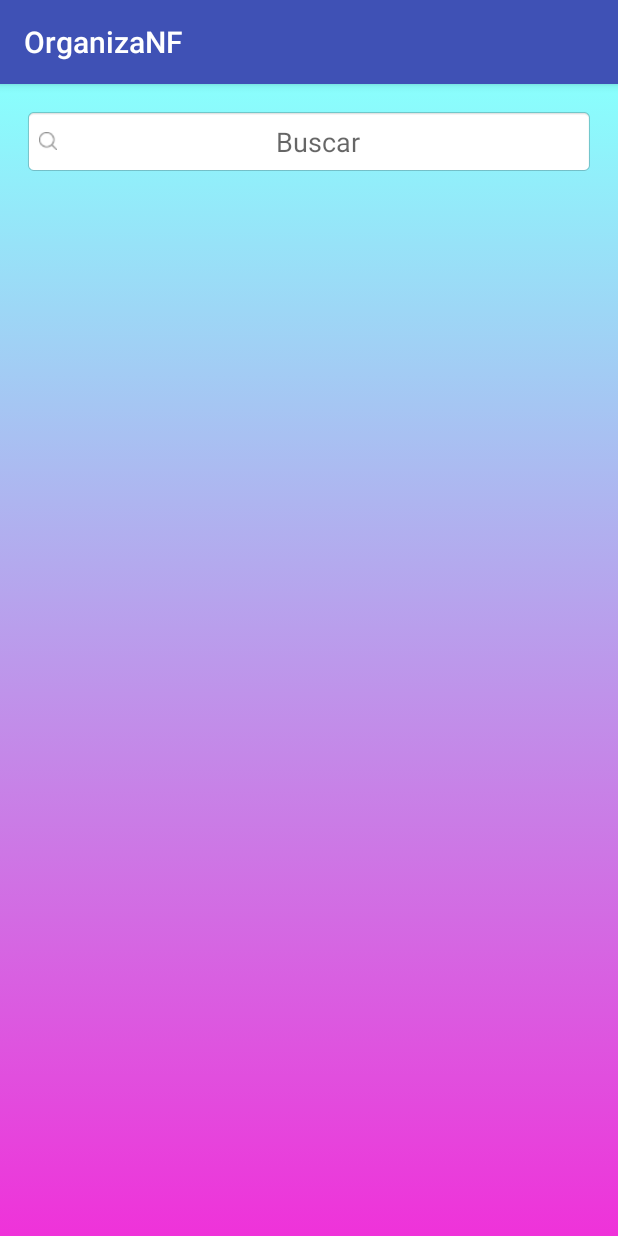
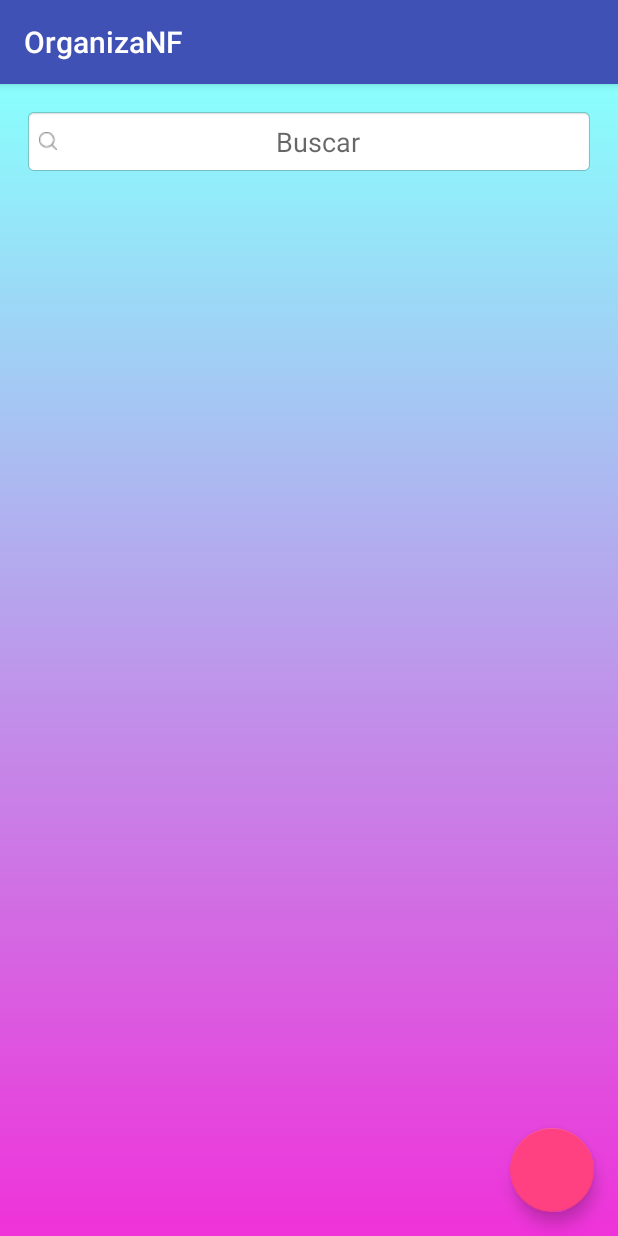
Before and after one commit to w-cardoso/Desafio, an Android app: the ListNfActivity screen opened directly, with no data from a screen before it, on a phone screen of 412 x 824 dp. Run offline under Robolectric (Android 15) with nearby library versions, the phone set to English and light mode, and no system bars.

Commit message:
ajustes dia 12

```diff
--- a/app/build.gradle
+++ b/app/build.gradle
@@ -28,6 +28,5 @@ dependencies {
     compile 'com.android.support:recyclerview-v7:26.+'
     androidTestImplementation 'com.android.support.test:runner:1.0.1'
     androidTestImplementation 'com.android.support.test.espresso:espresso-core:3.0.1'
-    implementation 'com.github.clans:fab:1.6.4'
     implementation 'com.android.support:design:26.0.0-alpha1'
 }
--- a/app/src/main/java/nf/iteris/com/br/iterisapp/ui/list_nf/ListNfActivity.java
+++ b/app/src/main/java/nf/iteris/com/br/iterisapp/ui/list_nf/ListNfActivity.java
@@ -1,15 +1,63 @@
 package nf.iteris.com.br.iterisapp.ui.list_nf;
 
+import android.app.Dialog;
+import android.content.Context;
+import android.support.design.widget.FloatingActionButton;
+import android.support.design.widget.TextInputEditText;
+import android.support.design.widget.TextInputLayout;
 import android.support.v7.app.AppCompatActivity;
 import android.os.Bundle;
+import android.view.View;
+import android.view.ViewGroup;
+import android.widget.EditText;
+import android.widget.ListView;
+import android.widget.Spinner;
+
+
+import java.util.List;
 
 import nf.iteris.com.br.iterisapp.R;
+import nf.iteris.com.br.iterisapp.model.NfRegistration;
 
 public class ListNfActivity extends AppCompatActivity {
+    private FloatingActionButton fabAddNf;
+    final Context context = this;
+
+    private TextInputEditText edtNumberNf;
+    private TextInputEditText edtDescription;
+    private TextInputEditText edtDateBilling;
+    private TextInputEditText edtDatePayment;
+    private TextInputLayout tilNumberNf;
+    private TextInputLayout tilDescription;
+    private TextInputLayout tilDateBilling;
+    private TextInputLayout tilDatePayment;
+    private Spinner spnStatus;
+
 
     @Override
     protected void onCreate(Bundle savedInstanceState) {
         super.onCreate(savedInstanceState);
         setContentView(R.layout.activity_list_nf);
+
+        fabAddNf = (FloatingActionButton) findViewById(R.id.list_nf_fab);
+
+        fabAddNf.setOnClickListener(new View.OnClickListener() {
+            @Override
+            public void onClick(View view) {
+
+            }
+        });
+    }
+
+    private void loadComponents() {
+        edtNumberNf = (TextInputEditText) findViewById(R.id.nf_registration_edt_numbernf);
+        edtDescription = (TextInputEditText) findViewById(R.id.nf_registration_edt_description);
+        edtDateBilling = (TextInputEditText) findViewById(R.id.nf_registration_edt_date_billing);
+        edtDatePayment = (TextInputEditText) findViewById(R.id.nf_registration_edt_date_payment);
+        tilNumberNf = (TextInputLayout) findViewById(R.id.nf_registration_til_numbernf);
+        tilDescription = (TextInputLayout) findViewById(R.id.nf_registration_til_description);
+        tilDateBilling = (TextInputLayout) findViewById(R.id.nf_registration_til_date_billing);
+        tilDatePayment = (TextInputLayout) findViewById(R.id.nf_registration_til_date_payment);
+        spnStatus = (Spinner) findViewById(R.id.nf_registration_spn_status);
     }
 }
--- a/app/src/main/java/nf/iteris/com/br/iterisapp/ui/login/LoginActivity.java
+++ b/app/src/main/java/nf/iteris/com/br/iterisapp/ui/login/LoginActivity.java
@@ -8,15 +8,13 @@ import android.support.design.widget.TextInputLayout;
 import android.support.v7.app.AppCompatActivity;
 import android.view.View;
 import android.widget.Button;
-import android.widget.EditText;
 import android.widget.RelativeLayout;
 
-import nf.iteris.com.br.iterisapp.InputValidation;
-import nf.iteris.com.br.iterisapp.Mask;
+import nf.iteris.com.br.iterisapp.util.InputValidation;
+import nf.iteris.com.br.iterisapp.util.Mask;
 import nf.iteris.com.br.iterisapp.R;
 import nf.iteris.com.br.iterisapp.dao.user_registration_dao.DbHelper;
 import nf.iteris.com.br.iterisapp.ui.list_nf.ListNfActivity;
-import nf.iteris.com.br.iterisapp.ui.nf_registration.NfRegistrationActivity;
 
 public class LoginActivity extends AppCompatActivity {
     private final AppCompatActivity activity = LoginActivity.this;
--- a/app/src/main/java/nf/iteris/com/br/iterisapp/ui/sign_up/SignUpActivity.java
+++ b/app/src/main/java/nf/iteris/com/br/iterisapp/ui/sign_up/SignUpActivity.java
@@ -16,10 +16,10 @@ import android.widget.RadioButton;
 import android.widget.RadioGroup;
 import android.widget.RelativeLayout;
 
-import nf.iteris.com.br.iterisapp.InputValidation;
-import nf.iteris.com.br.iterisapp.Mask;
+import nf.iteris.com.br.iterisapp.util.InputValidation;
+import nf.iteris.com.br.iterisapp.util.Mask;
 import nf.iteris.com.br.iterisapp.R;
-import nf.iteris.com.br.iterisapp.Validator;
+import nf.iteris.com.br.iterisapp.util.Validator;
 import nf.iteris.com.br.iterisapp.dao.user_registration_dao.DbHelper;
 import nf.iteris.com.br.iterisapp.model.UserRegistration;
 
--- a/app/src/main/java/nf/iteris/com/br/iterisapp/InputValidation.java
+++ b/app/src/main/java/nf/iteris/com/br/iterisapp/util/InputValidation.java
@@ -1,4 +1,4 @@
-package nf.iteris.com.br.iterisapp;
+package nf.iteris.com.br.iterisapp.util;
 
 import android.app.Activity;
 import android.content.Context;
--- a/app/src/main/java/nf/iteris/com/br/iterisapp/Mask.java
+++ b/app/src/main/java/nf/iteris/com/br/iterisapp/util/Mask.java
@@ -1,4 +1,4 @@
-package nf.iteris.com.br.iterisapp;
+package nf.iteris.com.br.iterisapp.util;
 
 import android.text.Editable;
 import android.text.TextWatcher;
--- a/app/src/main/java/nf/iteris/com/br/iterisapp/Validator.java
+++ b/app/src/main/java/nf/iteris/com/br/iterisapp/util/Validator.java
@@ -1,4 +1,4 @@
-package nf.iteris.com.br.iterisapp;
+package nf.iteris.com.br.iterisapp.util;
 
 import android.text.Editable;
 import android.text.TextUtils;
--- a/app/src/main/res/layout/activity_list_nf.xml
+++ b/app/src/main/res/layout/activity_list_nf.xml
@@ -1,5 +1,6 @@
 <?xml version="1.0" encoding="utf-8"?>
 <RelativeLayout xmlns:android="http://schemas.android.com/apk/res/android"
+    xmlns:app="http://schemas.android.com/apk/res-auto"
     xmlns:tools="http://schemas.android.com/tools"
     android:layout_width="match_parent"
     android:layout_height="match_parent"
@@ -19,7 +20,7 @@
         android:padding="10dp">
 
         <EditText
-            android:id="@+id/process_list_edt_search"
+            android:id="@+id/list_nf_edt_search"
             android:layout_width="match_parent"
             android:layout_height="wrap_content"
             android:background="@null"
@@ -31,24 +32,22 @@
             android:maxLines="1" />
     </LinearLayout>
 
-    <TextView
-        android:id="@+id/process_list_txt_info_search"
-        android:layout_width="match_parent"
-        android:layout_height="wrap_content"
-        android:layout_below="@+id/process_layout_edt"
-        android:layout_margin="26dp"
-        android:gravity="center"
-        android:text="Nenhum item encontrado"
-        android:textSize="18sp"
-        android:textStyle="italic"
-        android:visibility="gone" />
-
     <android.support.v7.widget.RecyclerView
         android:id="@+id/process_list_recyclerView"
         android:layout_width="match_parent"
-        android:layout_height="match_parent"
-        android:layout_below="@+id/process_list_txt_info_search" />
+        android:layout_height="wrap_content"
+        android:layout_below="@+id/process_layout_edt" />
 
+    <android.support.design.widget.FloatingActionButton
+        android:id="@+id/list_nf_fab"
+        android:layout_width="wrap_content"
+        android:layout_height="wrap_content"
+        android:layout_alignEnd="@+id/process_layout_edt"
+        android:layout_alignParentBottom="true"
+        android:layout_alignParentRight="true"
+        android:layout_gravity="bottom|end"
+        android:layout_margin="16dp"
+        app:fabSize="normal" />
 
 
 </RelativeLayout>
```
Also changed, not shown: app/src/main/java/nf/iteris/com/br/iterisapp/dao/nf_registration/NfRegistrationDao.java (added, +63 -0 lines), app/src/main/java/nf/iteris/com/br/iterisapp/model/NfRegistration.java (added, +53 -0 lines), app/src/main/java/nf/iteris/com/br/iterisapp/util/DataUtil.java (added, +27 -0 lines), app/src/main/res/layout/activity_nf_registration.xml (+4 -4 lines).
